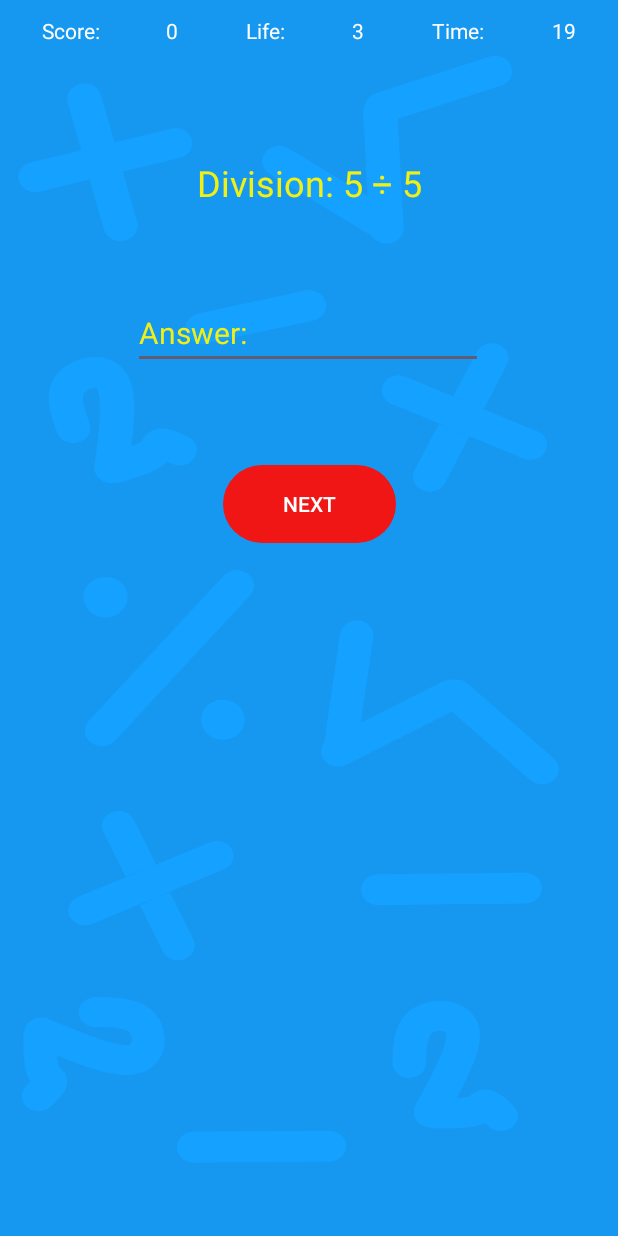
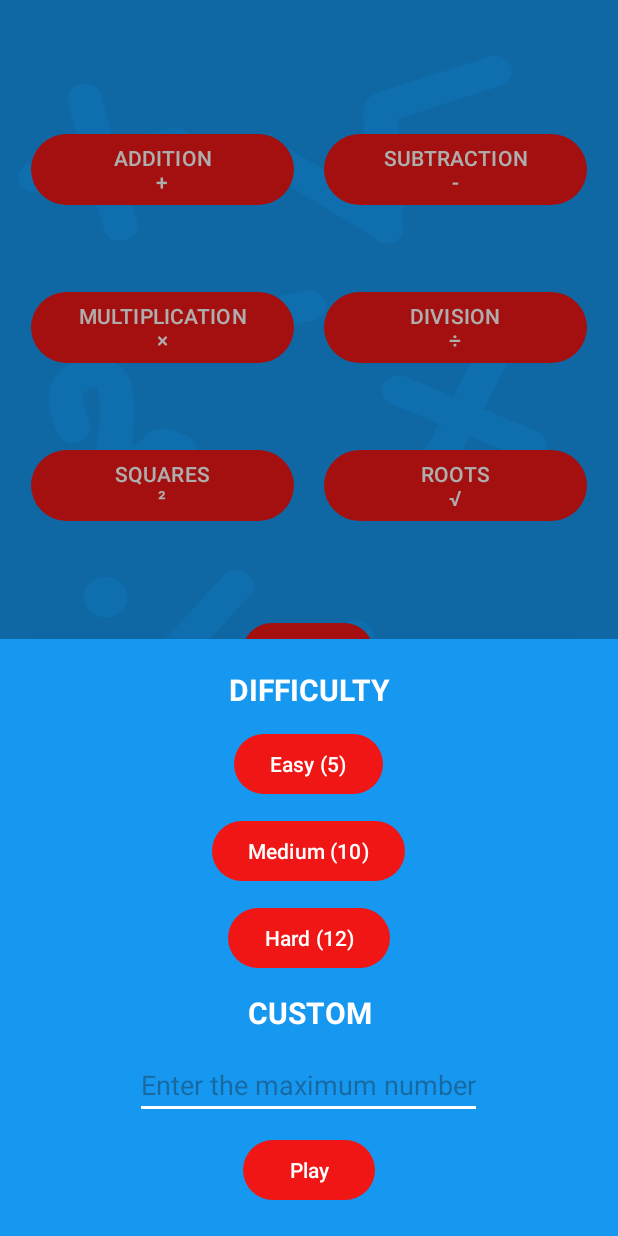
Before and after one commit to JazungaZa/RootsAndSquaresMathematics, an Android app: the screen it shows after launch (GameActivity before the commit, MainActivity after it), after a tap on an icon or button, on a phone screen of 412 x 824 dp. Run offline under Robolectric (Android 15) with nearby library versions, the phone set to English and light mode, and no system bars.

Commit message:
Implemented the new difficulty management system

```diff
--- /dev/null
+++ b/app/src/main/java/com/habijanic/rootsandsquaresmathematics/GameType.kt
@@ -0,0 +1,5 @@
+package com.habijanic.rootsandsquaresmathematics
+
+enum class GameType {
+    ADD, SUB, MUL, DIV, SQUARES, ROOTS
+}
--- a/app/src/main/java/com/habijanic/rootsandsquaresmathematics/MainActivity.kt
+++ b/app/src/main/java/com/habijanic/rootsandsquaresmathematics/MainActivity.kt
@@ -2,8 +2,10 @@ package com.habijanic.rootsandsquaresmathematics
 
 import android.content.Intent
 import android.os.Bundle
+import android.view.View
 import android.widget.Button
 import android.widget.EditText
+import android.widget.TextView
 import android.widget.Toast
 import androidx.activity.enableEdgeToEdge
 import androidx.appcompat.app.AppCompatActivity
@@ -24,7 +26,6 @@ class MainActivity : AppCompatActivity() {
     private lateinit var root : Button
 
     private lateinit var exitButton : Button
-    private var number = 0
 
     override fun onCreate(savedInstanceState: Bundle?) {
         super.onCreate(savedInstanceState)
@@ -41,11 +42,8 @@ class MainActivity : AppCompatActivity() {
         controller.hide(WindowInsetsCompat.Type.navigationBars())
         controller.systemBarsBehavior = WindowInsetsControllerCompat.BEHAVIOR_SHOW_TRANSIENT_BARS_BY_SWIPE
         window.navigationBarColor = ContextCompat.getColor(this, android.R.color.transparent)
-        val maxFromIntent = intent.getIntExtra("numberMax", 20)
 
 
-
-        numUpTo = findViewById(R.id.editTextNumber)
         add = findViewById(R.id.buttonAddition)
         sub = findViewById(R.id.buttonSubtraction)
         multiply = findViewById(R.id.buttonMultiplication)
@@ -55,26 +53,13 @@ class MainActivity : AppCompatActivity() {
 
         exitButton = findViewById(R.id.buttonExitMain)
 
-        numUpTo.setText(maxFromIntent.toString())
+        add.setOnClickListener { showDifficultySheet(GameType.ADD) }
+        sub.setOnClickListener { showDifficultySheet(GameType.SUB) }
+        multiply.setOnClickListener { showDifficultySheet(GameType.MUL) }
+        divide.setOnClickListener { showDifficultySheet(GameType.DIV) }
+        square.setOnClickListener { showDifficultySheet(GameType.SQUARES) }
+        root.setOnClickListener { showDifficultySheet(GameType.ROOTS) }
 
-        add.setOnClickListener{
-            numberValidation(0)
-        }
-        sub.setOnClickListener {
-            numberValidation(1)
-        }
-        multiply.setOnClickListener {
-            numberValidation(2)
-        }
-        divide.setOnClickListener {
-            numberValidation(3)
-        }
-        square.setOnClickListener {
-            numberValidation(4)
-        }
-        root.setOnClickListener {
-            numberValidation(5)
-        }
         exitButton.setOnClickListener {
 
             //val intent = Intent(Intent.ACTION_MAIN)
@@ -87,19 +72,88 @@ class MainActivity : AppCompatActivity() {
 
     }
 
-    private fun numberValidation(type: Int) {
-        val input = numUpTo.text.toString()
-        if (input.isEmpty()){
-            Toast.makeText(applicationContext,getString(R.string.enter_a_number),Toast.LENGTH_SHORT).show()
+
+    private fun startGame(type: GameType, maxNumber: Int){
+        if (maxNumber < 2){
+            Toast.makeText(applicationContext,getString(R.string.number_to_small),Toast.LENGTH_SHORT).show()
+            return
         }
-        else if (Integer.parseInt(input) < 2){
-            Toast.makeText(applicationContext,getString(R.string.number_to_small),Toast.LENGTH_SHORT).show()
-        }else{
-            number = Integer.parseInt(input)
-            val intent = Intent(this@MainActivity,GameActivity::class.java)
-            intent.putExtra("number",number)
-            intent.putExtra("game",type)
-            startActivity(intent)
+        val intent = Intent(this@MainActivity,GameActivity::class.java)
+        intent.putExtra(IntentKeys.NUMBER_MAX,maxNumber)
+        intent.putExtra(IntentKeys.GAME_TYPE, type.name)
+        startActivity(intent)
+
+    }
+
+
+    data class Presets(val easy: Int, val medium: Int, val hard: Int)
+    private fun presetsFor(type: GameType): Presets{
+        return when (type){
+            GameType.ADD -> Presets(10, 20, 100)
+            GameType.SUB -> Presets(10, 20, 100)
+            GameType.MUL -> Presets(5, 10, 12)
+            GameType.DIV -> Presets(5, 10, 12)
+            GameType.SQUARES -> Presets(10, 15, 20)
+            GameType.ROOTS -> Presets(10, 15, 20)
         }
     }
+
+    private fun showDifficultySheet(type: GameType){
+        val dialog = com.google.android.material.bottomsheet.BottomSheetDialog(this)
+        val view = layoutInflater.inflate(R.layout.bottomsheet_difficulty, null)
+        dialog.setContentView(view)
+
+        val titleDiff = view.findViewById<TextView>(R.id.titleDiff)
+        val btnEasy = view.findViewById<Button>(R.id.btnEasy)
+        val btnMedium = view.findViewById<Button>(R.id.btnMedium)
+        val btnHard = view.findViewById<Button>(R.id.btnHard)
+        val editTextMax = view.findViewById<EditText>(R.id.editTextMax)
+        val btnPlayCustom = view.findViewById<Button>(R.id.btnPlayCustom)
+
+        val presets = presetsFor(type)
+
+        titleDiff.text = getString(R.string.difficulty)
+
+        btnEasy.text = getString(R.string.difficulty_easy, presets.easy)
+        btnMedium.text = getString(R.string.difficulty_medium, presets.medium)
+        btnHard.text = getString(R.string.difficulty_hard, presets.hard)
+
+
+        fun startAndClose(maxNumber: Int){
+            dialog.dismiss()
+            startGame(type, maxNumber)
+        }
+
+        btnEasy.setOnClickListener { startAndClose(presets.easy) }
+        btnMedium.setOnClickListener { startAndClose(presets.medium) }
+        btnHard.setOnClickListener { startAndClose(presets.hard) }
+        btnPlayCustom.setOnClickListener{
+
+            val input = editTextMax.text.toString().trim()
+            val value = input.toIntOrNull()
+
+            when {
+                input.isEmpty() || value == null -> {
+                    Toast.makeText(
+                        applicationContext,
+                        getString(R.string.enter_a_number),
+                        Toast.LENGTH_SHORT
+                    ).show()
+                }
+                value < 2 -> {
+                    Toast.makeText(
+                        applicationContext,
+                        getString(R.string.number_to_small),
+                        Toast.LENGTH_SHORT
+                    ).show()
+                }
+                else -> startAndClose(value)
+            }
+        }
+
+        dialog.show()
+
+
+    }
+
 }
--- /dev/null
+++ b/app/src/main/res/layout-land/bottomsheet_difficulty.xml
@@ -0,0 +1,98 @@
+<?xml version="1.0" encoding="utf-8"?>
+<androidx.constraintlayout.widget.ConstraintLayout xmlns:android="http://schemas.android.com/apk/res/android"
+    xmlns:app="http://schemas.android.com/apk/res-auto"
+    android:layout_width="match_parent"
+    android:layout_height="wrap_content"
+    android:background="@color/blue">
+
+
+    <LinearLayout
+        android:id="@+id/linearLayout2"
+        android:layout_width="match_parent"
+        android:layout_height="wrap_content"
+        android:gravity="center_horizontal"
+        android:orientation="vertical"
+        android:padding="20dp"
+        app:layout_constraintBottom_toBottomOf="parent"
+        app:layout_constraintEnd_toEndOf="parent"
+        app:layout_constraintStart_toStartOf="parent"
+        app:layout_constraintTop_toTopOf="parent">
+
+        <TextView
+            android:id="@+id/titleDiff"
+            android:layout_width="match_parent"
+            android:layout_height="wrap_content"
+            android:paddingBottom="10dp"
+            android:textAlignment="center"
+            android:textColor="@color/white"
+            android:textSize="20sp"
+            android:textStyle="bold" />
+
+        <LinearLayout
+            android:layout_width="match_parent"
+            android:layout_height="wrap_content"
+            android:gravity="center"
+            android:orientation="horizontal">
+
+            <Button
+                android:id="@+id/btnEasy"
+                android:layout_width="wrap_content"
+                android:layout_height="wrap_content"
+                android:text="@string/easy" />
+
+            <Button
+                android:id="@+id/btnMedium"
+                android:layout_width="wrap_content"
+                android:layout_height="wrap_content"
+                android:layout_marginStart="10dp"
+                android:text="@string/medium" />
+
+            <Button
+                android:id="@+id/btnHard"
+                android:layout_width="wrap_content"
+                android:layout_height="wrap_content"
+                android:layout_marginStart="10dp"
+                android:text="@string/hard" />
+
+        </LinearLayout>
+
+        <TextView
+            android:id="@+id/titleCustom"
+            android:layout_width="match_parent"
+            android:layout_height="wrap_content"
+            android:paddingTop="10dp"
+            android:paddingBottom="10dp"
+            android:text="@string/custom"
+            android:textAlignment="center"
+            android:textColor="@color/white"
+            android:textSize="20sp"
+            android:textStyle="bold" />
+
+        <LinearLayout
+            android:layout_width="match_parent"
+            android:layout_height="wrap_content"
+            android:gravity="center"
+            android:orientation="vertical">
+
+            <EditText
+                android:id="@+id/editTextMax"
+                android:layout_width="wrap_content"
+                android:layout_height="match_parent"
+                android:backgroundTint="@color/white"
+                android:hint="@string/enter_max_num"
+                android:inputType="number"
+                android:textColor="@color/white" />
+
+            <Button
+                android:id="@+id/btnPlayCustom"
+                android:layout_width="wrap_content"
+                android:layout_height="wrap_content"
+                android:layout_marginTop="10dp"
+                android:text="@string/play" />
+
+
+        </LinearLayout>
+
+    </LinearLayout>
+
+</androidx.constraintlayout.widget.ConstraintLayout>
--- /dev/null
+++ b/app/src/main/res/layout/bottomsheet_difficulty.xml
@@ -0,0 +1,98 @@
+<?xml version="1.0" encoding="utf-8"?>
+<androidx.constraintlayout.widget.ConstraintLayout xmlns:android="http://schemas.android.com/apk/res/android"
+    xmlns:app="http://schemas.android.com/apk/res-auto"
+    android:layout_width="match_parent"
+    android:layout_height="wrap_content"
+    android:background="@color/blue">
+
+    <LinearLayout
+        android:id="@+id/linearLayout2"
+        android:layout_width="match_parent"
+        android:layout_height="wrap_content"
+        android:gravity="center_horizontal"
+        android:orientation="vertical"
+        android:padding="20dp"
+        app:layout_constraintBottom_toBottomOf="parent"
+        app:layout_constraintEnd_toEndOf="parent"
+        app:layout_constraintStart_toStartOf="parent"
+        app:layout_constraintTop_toTopOf="parent">
+
+        <TextView
+            android:id="@+id/titleDiff"
+            android:layout_width="match_parent"
+            android:layout_height="wrap_content"
+            android:paddingBottom="12dp"
+            android:textAlignment="center"
+            android:textColor="@color/white"
+            android:textSize="20sp"
+            android:textStyle="bold" />
+
+        <LinearLayout
+            android:layout_width="match_parent"
+            android:layout_height="wrap_content"
+            android:gravity="center"
+            android:orientation="vertical">
+
+            <Button
+                android:id="@+id/btnEasy"
+                android:layout_width="wrap_content"
+                android:layout_height="wrap_content"
+                android:text="@string/easy" />
+
+            <Button
+                android:id="@+id/btnMedium"
+                android:layout_width="wrap_content"
+                android:layout_height="wrap_content"
+                android:layout_marginTop="10dp"
+                android:text="@string/medium" />
+
+            <Button
+                android:id="@+id/btnHard"
+                android:layout_width="wrap_content"
+                android:layout_height="wrap_content"
+                android:layout_marginTop="10dp"
+                android:text="@string/hard" />
+
+        </LinearLayout>
+
+        <TextView
+            android:id="@+id/titleCustom"
+            android:layout_width="match_parent"
+            android:layout_height="wrap_content"
+            android:paddingTop="12dp"
+            android:paddingBottom="12dp"
+            android:text="@string/custom"
+            android:textAlignment="center"
+            android:textColor="@color/white"
+            android:textSize="20sp"
+            android:textStyle="bold" />
+
+        <LinearLayout
+            android:layout_width="match_parent"
+            android:layout_height="wrap_content"
+            android:gravity="center"
+            android:orientation="vertical">
+
+            <EditText
+                android:id="@+id/editTextMax"
+                android:layout_width="wrap_content"
+                android:layout_height="match_parent"
+                android:backgroundTint="@color/white"
+                android:hint="@string/enter_max_num"
+                android:inputType="number"
+                android:textColor="@color/white" />
+
+            <Button
+                android:id="@+id/btnPlayCustom"
+                android:layout_width="wrap_content"
+                android:layout_height="wrap_content"
+                android:layout_marginTop="10dp"
+                android:text="@string/play" />
+
+
+        </LinearLayout>
+
+    </LinearLayout>
+
+
+</androidx.constraintlayout.widget.ConstraintLayout>
--- a/app/src/main/res/values/strings.xml
+++ b/app/src/main/res/values/strings.xml
@@ -34,11 +34,22 @@
     <string name="write_an_answer">Please write an answer</string>
     <string name="game_over">Game Over</string>
     <string name="score_big">SCORE</string>
-    <string name="best_score_big">BEST SCORE</string>
+    <string name="best_score_big">BEST SCORE FOR THIS DIFFICULTY</string>
     <string name="enter_a_number">Please enter a number</string>
     <string name="number_to_small">Please enter a bigger number</string>
     <string name="try_again">TRY AGAIN</string>
     <string name="main_menu">MAIN MENU</string>
     <string name="exit">EXIT</string>
+    <string name="difficulty">DIFFICULTY</string>
+    <string name="enter_max_num">Enter the maximum number</string>
+    <string name="easy">Easy</string>
+    <string name="medium">Medium</string>
+    <string name="hard">Hard</string>
+    <string name="play">Play</string>
+    <string name="custom">CUSTOM</string>
+    <string name="difficulty_easy">Easy (%1$d)</string>
+    <string name="difficulty_medium">Medium (%1$d)</string>
+    <string name="difficulty_hard">Hard (%1$d)</string>
+
 
 </resources>
```
Also changed, not shown: app/src/main/java/com/habijanic/rootsandsquaresmathematics/BestScoreStore.kt (+16 -54 lines), app/src/main/java/com/habijanic/rootsandsquaresmathematics/GameActivity.kt (+25 -26 lines), app/src/main/java/com/habijanic/rootsandsquaresmathematics/IntentKeys.kt (added, +7 -0 lines), app/src/main/java/com/habijanic/rootsandsquaresmathematics/ScoreActivity.kt (+21 -32 lines), app/src/main/res/layout-land/activity_main.xml (+3 -37 lines), app/src/main/res/layout-land/activity_score.xml (+8 -5 lines), app/src/main/res/layout/activity_main.xml (+2 -37 lines), app/src/main/res/layout/activity_score.xml (+7 -4 lines), 1 other file.
